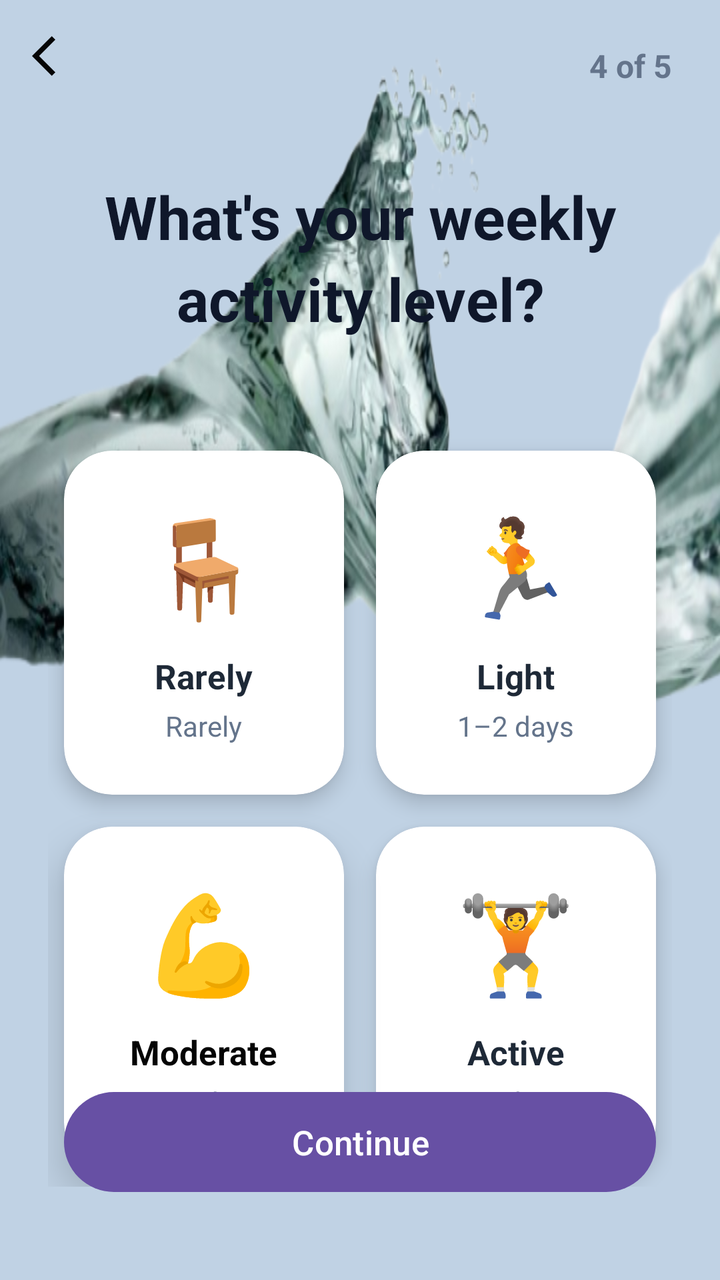
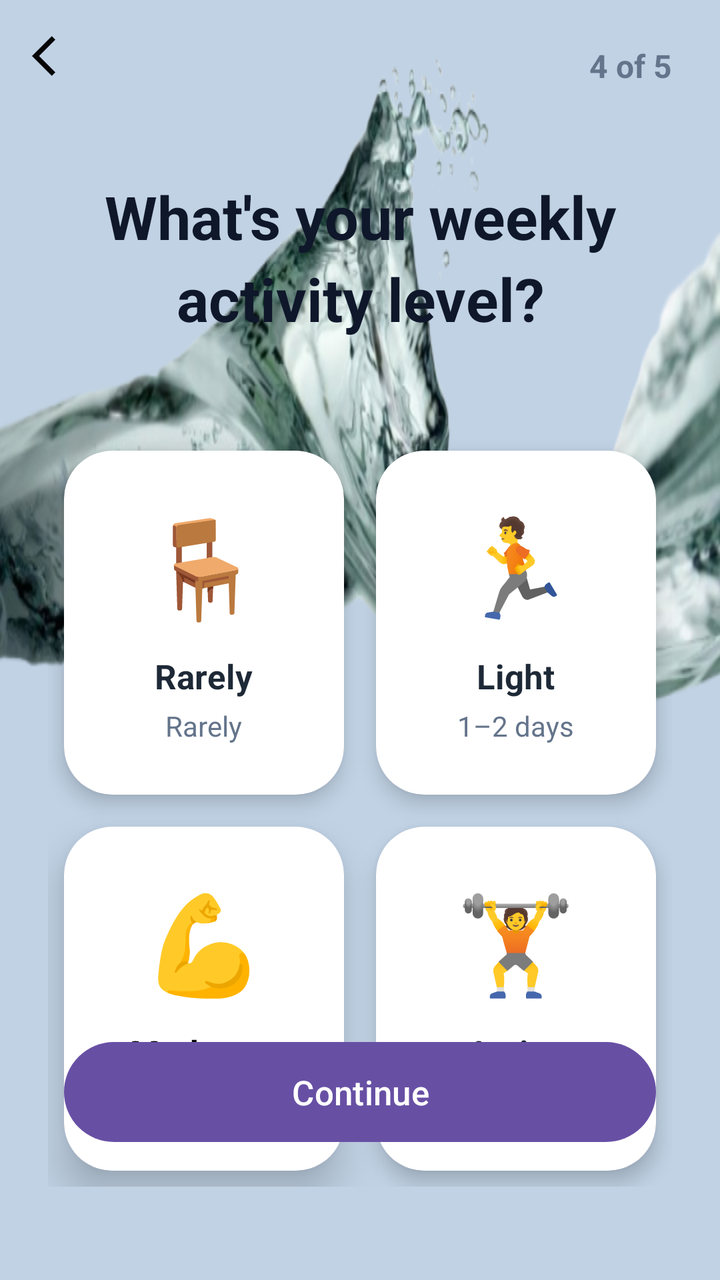

The first picture is an Android layout as it rendered before a commit; the second is the same layout after the commit. The layout source and the unified diff follow.
<!-- AndroidManifest.xml: application theme Theme.WaterReminder -->
<!-- res/layout/activity_exercise_selection.xml -->
<?xml version="1.0" encoding="utf-8"?>
<androidx.constraintlayout.widget.ConstraintLayout xmlns:android="http://schemas.android.com/apk/res/android"
    xmlns:app="http://schemas.android.com/apk/res-auto"
    android:layout_width="match_parent"
    android:layout_height="match_parent"
    xmlns:tools="http://schemas.android.com/tools"
    android:background="#C0D2E4">

    <ImageView
        android:layout_width="wrap_content"
        android:layout_height="0dp"
        android:background="@drawable/bgwater"
        tools:ignore="MissingConstraints"
        tools:layout_editor_absoluteX="0dp"
        tools:layout_editor_absoluteY="290dp" />

    <ImageView
        android:id="@+id/btnBack"
        android:layout_width="wrap_content"
        android:layout_height="wrap_content"
        android:src="@drawable/baseline_arrow_back_ios_24"
        android:padding="16dp"
        app:layout_constraintTop_toTopOf="parent"
        app:layout_constraintStart_toStartOf="parent" />

    <TextView
        android:id="@+id/tvPage"
        android:layout_width="wrap_content"
        android:layout_height="wrap_content"
        android:text="4 of 5"
        android:textSize="16sp"
        android:textColor="#64748B"
        android:textStyle="bold"
        app:layout_constraintTop_toTopOf="parent"
        app:layout_constraintEnd_toEndOf="parent"
        android:layout_marginTop="22dp"
        android:layout_marginEnd="24dp" />

    
    <TextView
        android:id="@+id/tvTitle"
        android:layout_width="0dp"
        android:layout_height="wrap_content"
        android:text="What's your weekly activity level?"
        android:textSize="30sp"
        android:textColor="#0F172A"
        android:textStyle="bold"
        android:gravity="center"
        android:lineSpacingExtra="6dp"
        app:layout_constraintTop_toBottomOf="@id/btnBack"
        app:layout_constraintStart_toStartOf="parent"
        app:layout_constraintEnd_toEndOf="parent"
        android:layout_marginTop="32dp"
        android:layout_marginHorizontal="32dp" />

    
    <GridLayout
        android:id="@+id/exercise_grid"
        android:layout_width="0dp"
        android:layout_height="wrap_content"
        android:columnCount="2"
        android:rowCount="2"
        android:alignmentMode="alignMargins"
        android:useDefaultMargins="true"
        app:layout_constraintTop_toBottomOf="@id/tvTitle"
        app:layout_constraintStart_toStartOf="parent"
        app:layout_constraintEnd_toEndOf="parent"
        android:layout_marginTop="48dp"
        android:layout_marginHorizontal="24dp">

        
        <androidx.cardview.widget.CardView
            android:id="@+id/optRarely"
            android:layout_width="0dp"
            android:layout_height="172dp"
            android:layout_columnWeight="1"
            android:layout_margin="8dp"
            app:cardCornerRadius="24dp"
            app:cardElevation="6dp"
            app:cardBackgroundColor="#FFFFFF">

            <LinearLayout
                android:layout_width="match_parent"
                android:layout_height="match_parent"
                android:orientation="vertical"
                android:gravity="center">

                <TextView
                    android:layout_width="wrap_content"
                    android:layout_height="wrap_content"
                    android:text="🪑"
                    android:textSize="48sp" />

                <TextView
                    android:layout_width="wrap_content"
                    android:layout_height="wrap_content"
                    android:text="Rarely"
                    android:textSize="17sp"
                    android:textColor="#1E2937"
                    android:textStyle="bold"
                    android:layout_marginTop="12dp" />

                <TextView
                    android:layout_width="wrap_content"
                    android:layout_height="wrap_content"
                    android:text="Rarely"
                    android:textSize="14sp"
                    android:textColor="#64748B"
                    android:layout_marginTop="4dp" />

            </LinearLayout>
        </androidx.cardview.widget.CardView>

        
        <androidx.cardview.widget.CardView
            android:id="@+id/optLight"
            android:layout_width="0dp"
            android:layout_height="172dp"
            android:layout_columnWeight="1"
            android:layout_margin="8dp"
            app:cardCornerRadius="24dp"
            app:cardElevation="6dp"
            app:cardBackgroundColor="#FFFFFF">

            <LinearLayout
                android:layout_width="match_parent"
                android:layout_height="match_parent"
                android:orientation="vertical"
                android:gravity="center">

                <TextView
                    android:layout_width="wrap_content"
                    android:layout_height="wrap_content"
                    android:text="🏃"
                    android:textSize="48sp" />

                <TextView
                    android:layout_width="wrap_content"
                    android:layout_height="wrap_content"
                    android:text="Light"
                    android:textSize="17sp"
                    android:textColor="#1E2937"
                    android:textStyle="bold"
                    android:layout_marginTop="12dp" />

                <TextView
                    android:layout_width="wrap_content"
                    android:layout_height="wrap_content"
                    android:text="1–2 days"
                    android:textSize="14sp"
                    android:textColor="#64748B"
                    android:layout_marginTop="4dp" />

            </LinearLayout>
        </androidx.cardview.widget.CardView>

        
        <androidx.cardview.widget.CardView
            android:id="@+id/optModerate"
            android:layout_width="0dp"
            android:layout_height="172dp"
            android:layout_columnWeight="1"
            android:layout_margin="8dp"
            app:cardCornerRadius="24dp"
            app:cardElevation="12dp"
            app:cardBackgroundColor="#FFFFFF">

            <LinearLayout
                android:layout_width="match_parent"
                android:layout_height="match_parent"
                android:orientation="vertical"
                android:gravity="center">

                <TextView
                    android:layout_width="wrap_content"
                    android:layout_height="wrap_content"
                    android:text="💪"
                    android:textSize="48sp" />

                <TextView
                    android:layout_width="wrap_content"
                    android:layout_height="wrap_content"
                    android:text="Moderate"
                    android:textSize="17sp"
                    android:textColor="#040404"
                    android:textStyle="bold"
                    android:layout_marginTop="12dp" />

                <TextView
                    android:layout_width="wrap_content"
                    android:layout_height="wrap_content"
                    android:text="3–4 days"
                    android:textSize="14sp"
                    android:textColor="#64748B"
                    android:layout_marginTop="4dp" />

            </LinearLayout>
        </androidx.cardview.widget.CardView>

        
        <androidx.cardview.widget.CardView
            android:id="@+id/optActive"
            android:layout_width="0dp"
            android:layout_height="172dp"
            android:layout_columnWeight="1"
            android:layout_margin="8dp"
            app:cardCornerRadius="24dp"
            app:cardElevation="6dp"
            app:cardBackgroundColor="#FFFFFF">

            <LinearLayout
                android:layout_width="match_parent"
                android:layout_height="match_parent"
                android:orientation="vertical"
                android:gravity="center">

                <TextView
                    android:layout_width="wrap_content"
                    android:layout_height="wrap_content"
                    android:text="🏋️"
                    android:textSize="48sp" />

                <TextView
                    android:layout_width="wrap_content"
                    android:layout_height="wrap_content"
                    android:text="Active"
                    android:textSize="17sp"
                    android:textColor="#1E2937"
                    android:textStyle="bold"
                    android:layout_marginTop="12dp" />

                <TextView
                    android:layout_width="wrap_content"
                    android:layout_height="wrap_content"
                    android:text="5+ days"
                    android:textSize="14sp"
                    android:textColor="#64748B"
                    android:layout_marginTop="4dp" />

            </LinearLayout>
        </androidx.cardview.widget.CardView>


    </GridLayout>

    
    <com.google.android.material.button.MaterialButton
        android:id="@+id/btnNext"
        android:layout_width="0dp"
        android:layout_height="58dp"
        android:text="Continue"
        android:textSize="17sp"
        app:cornerRadius="30dp"
        app:layout_constraintBottom_toBottomOf="parent"
        app:layout_constraintStart_toStartOf="parent"
        app:layout_constraintEnd_toEndOf="parent"
        android:layout_marginHorizontal="32dp"
        android:layout_marginBottom="40dp" />


</androidx.constraintlayout.widget.ConstraintLayout>
<!-- resources referenced by this layout -->
<resources>
  <!-- drawable baseline_arrow_back_ios_24 (drawable) -->
  <vector xmlns:android="http://schemas.android.com/apk/res/android" android:autoMirrored="true" android:height="24dp" android:tint="#050505" android:viewportHeight="24" android:viewportWidth="24" android:width="24dp">
        
      <path android:fillColor="@android:color/white" android:pathData="M11.67,3.87L9.9,2.1 0,12l9.9,9.9 1.77,-1.77L3.54,12z"/>
      
  </vector>
  <!-- drawable bgwater: png bitmap (drawable, 358820 bytes) -->
  <style name="Theme.WaterReminder" parent="Base.Theme.WaterReminder" />
  <style name="Base.Theme.WaterReminder" parent="Theme.Material3.DayNight.NoActionBar">
          
          
      </style>
</resources>

<!-- the commit's change to res/layout/activity_exercise_selection.xml (unified diff, before → after) -->
@@ -255,7 +255,7 @@
         app:layout_constraintStart_toStartOf="parent"
         app:layout_constraintEnd_toEndOf="parent"
         android:layout_marginHorizontal="32dp"
-        android:layout_marginBottom="40dp" />
+        android:layout_marginBottom="65dp" />
 
 
 </androidx.constraintlayout.widget.ConstraintLayout>
